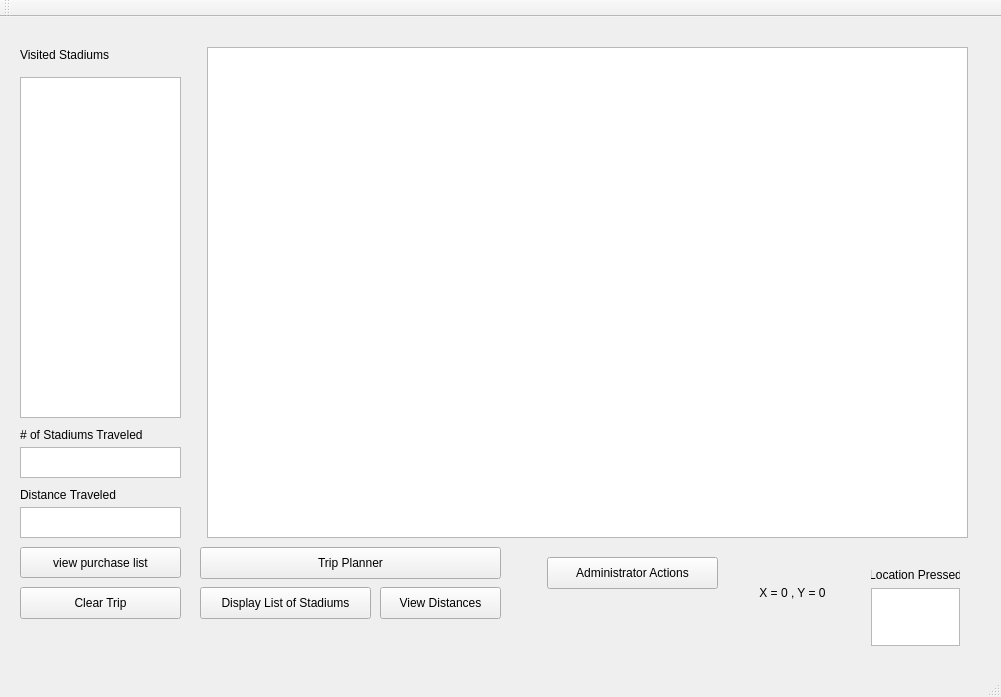
First picture: the form in app/baseball_gui/mainwindow.ui, repository housengw/CS8-I-Love-Baseball, before the edit.
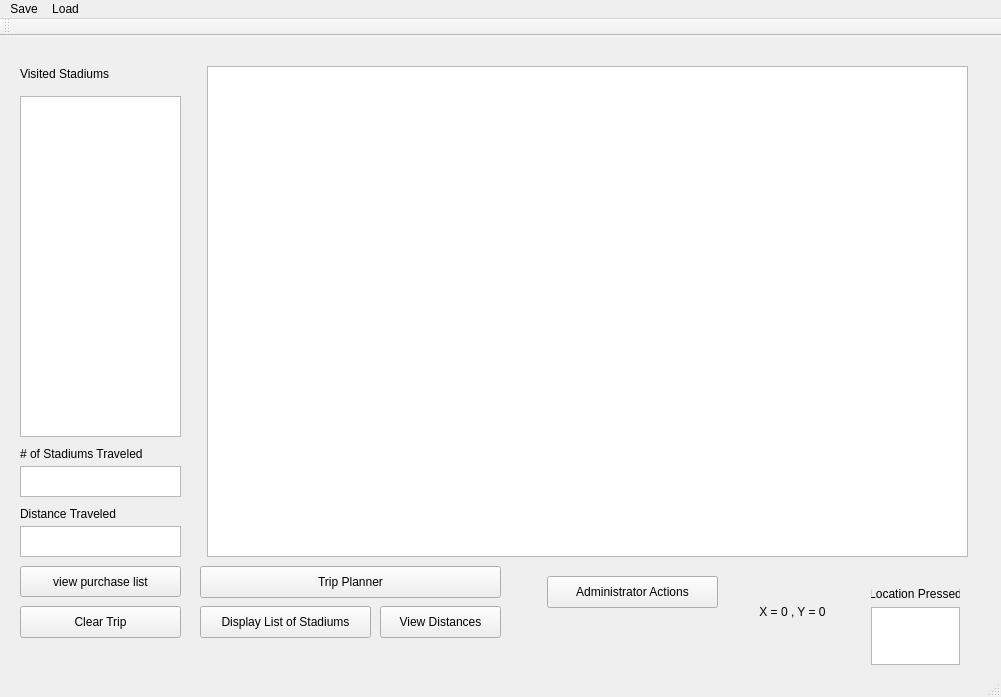
Second picture: the form after the edit. Custom widgets are drawn as their Qt base class.

Commit message: added save/load of stadiums, edges and points

The edit to the form file:
```diff
--- a/app/baseball_gui/mainwindow.ui
+++ b/app/baseball_gui/mainwindow.ui
@@ -244,6 +244,26 @@
      <height>22</height>
     </rect>
    </property>
+   <widget class="QMenu" name="menuSave">
+    <property name="title">
+     <string>Save</string>
+    </property>
+    <addaction name="actionAmerican_Stadiums"/>
+    <addaction name="actionNational_Stadiums"/>
+    <addaction name="actionEdges"/>
+    <addaction name="actionPoints"/>
+   </widget>
+   <widget class="QMenu" name="menuLoad">
+    <property name="title">
+     <string>Load</string>
+    </property>
+    <addaction name="load_american_stadiums"/>
+    <addaction name="load_national_stadiums"/>
+    <addaction name="load_edges"/>
+    <addaction name="load_points"/>
+   </widget>
+   <addaction name="menuSave"/>
+   <addaction name="menuLoad"/>
   </widget>
   <widget class="QToolBar" name="mainToolBar">
    <attribute name="toolBarArea">
```
Left out of the diff: 40 changed lines with no effect on the pictures. The commit also changes 7 other files.
